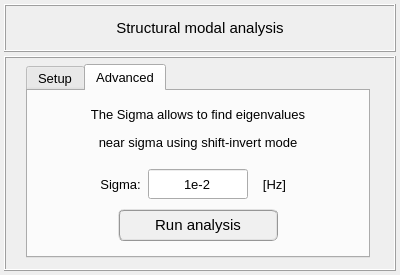
Qt form pulse/interface/ui_files/analysis/structural/modal_analysis.ui (open-pulse/OpenPulse) before a commit.
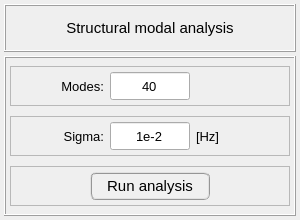
The same form after that commit. The open tabs and pages were chosen to show the change. Icons and pictures are not drawn.

Commit message: Simplify modal analysis inputs

What changed in the file:
```diff
--- a/pulse/interface/ui_files/analysis/structural/modal_analysis.ui
+++ b/pulse/interface/ui_files/analysis/structural/modal_analysis.ui
@@ -9,8 +9,8 @@
    <rect>
     <x>0</x>
     <y>0</y>
-    <width>400</width>
-    <height>275</height>
+    <width>300</width>
+    <height>220</height>
    </rect>
   </property>
   <property name="sizePolicy">
@@ -21,14 +21,14 @@
   </property>
   <property name="minimumSize">
    <size>
-    <width>400</width>
-    <height>275</height>
+    <width>300</width>
+    <height>220</height>
    </size>
   </property>
   <property name="maximumSize">
    <size>
-    <width>400</width>
-    <height>275</height>
+    <width>300</width>
+    <height>220</height>
    </size>
   </property>
   <property name="contextMenuPolicy">
@@ -134,64 +134,123 @@
    </item>
    <item row="1" column="0">
     <widget class="QFrame" name="frame_main">
-     <property name="font">
-      <font>
-       <family>Arial</family>
-       <pointsize>12</pointsize>
-       <weight>75</weight>
-       <bold>true</bold>
-      </font>
-     </property>
      <property name="frameShape">
       <enum>QFrame::Box</enum>
      </property>
      <property name="frameShadow">
       <enum>QFrame::Raised</enum>
      </property>
-     <widget class="QTabWidget" name="tabWidget">
-      <property name="geometry">
-       <rect>
-        <x>22</x>
-        <y>8</y>
-        <width>344</width>
-        <height>194</height>
-       </rect>
+     <layout class="QGridLayout" name="gridLayout_3">
+      <property name="leftMargin">
+       <number>4</number>
+      </property>
+      <property name="topMargin">
+       <number>4</number>
+      </property>
+      <property name="rightMargin">
+       <number>4</number>
+      </property>
+      <property name="bottomMargin">
+       <number>4</number>
+      </property>
+      <item row="0" column="0">
+       <widget class="QFrame" name="frame_modes">
+        <property name="minimumSize">
+         <size>
+          <width>0</width>
+          <height>40</height>
+         </size>
+        </property>
+        <property name="maximumSize">
+         <size>
+          <width>16777215</width>
+          <height>40</height>
+         </size>
+        </property>
+        <property name="frameShape">
+         <enum>QFrame::StyledPanel</enum>
+        </property>
+        <property name="frameShadow">
+         <enum>QFrame::Raised</enum>
+        </property>
+        <layout class="QGridLayout" name="gridLayout_12">
+         <property name="leftMargin">
+          <number>0</number>
+         </property>
+         <property name="topMargin">
+          <number>0</number>
+         </property>
+         <property name="rightMargin">
+          <number>0</number>
+         </property>
+         <property name="bottomMargin">
+          <number>0</number>
+         </property>
+         <item row="0" column="0">
+          <spacer name="horizontalSpacer_3">
+           <property name="orientation">
+            <enum>Qt::Horizontal</enum>
+           </property>
+           <property name="sizeHint" stdset="0">
+            <size>
+             <width>40</width>
+             <height>20</height>
+            </size>
+           </property>
+          </spacer>
+         </item>
+         <item row="0" column="4">
+          <spacer name="horizontalSpacer_4">
+           <property name="orientation">
+            <enum>Qt::Horizontal</enum>
+           </property>
+           <property name="sizeHint" stdset="0">
+            <size>
+             <width>40</width>
+             <height>20</height>
+            </size>
+           </property>
+          </spacer>
+         </item>
+         <item row="0" column="1">
+          <widget class="QLabel" name="label_modes">
+           <property name="minimumSize">
+            <size>
+             <width>60</width>
+             <height>28</height>
+            </size>
+           </property>
+           <property name="maximumSize">
+            <size>
+             <width>60</width>
+             <height>28</height>
+            </size>
       </property>
       <property name="font">
        <font>
-        <family>MS Shell Dlg 2</family>
         <pointsize>10</pointsize>
-        <weight>50</weight>
-        <italic>false</italic>
-        <bold>false</bold>
-       </font>
-      </property>
-      <property name="currentIndex">
-       <number>0</number>
-      </property>
-      <widget class="QWidget" name="tab">
-       <attribute name="title">
-        <string>Setup</string>
-       </attribute>
+            </font>
+           </property>
+           <property name="text">
+            <string>Modes:</string>
+           </property>
+           <property name="alignment">
+            <set>Qt::AlignRight|Qt::AlignTrailing|Qt::AlignVCenter</set>
+           </property>
+          </widget>
+         </item>
+         <item row="0" column="2">
        <widget class="QLineEdit" name="lineEdit_number_modes">
-        <property name="geometry">
-         <rect>
-          <x>120</x>
-          <y>78</y>
-          <width>100</width>
-          <height>30</height>
-         </rect>
-        </property>
         <property name="minimumSize">
          <size>
-          <width>100</width>
-          <height>30</height>
+             <width>80</width>
+             <height>28</height>
          </size>
         </property>
         <property name="maximumSize">
          <size>
-          <width>100</width>
-          <height>30</height>
+             <width>80</width>
+             <height>28</height>
          </size>
         </property>
         <property name="font">
@@ -206,25 +265,19 @@
          <set>Qt::AlignCenter</set>
         </property>
        </widget>
-       <widget class="QLabel" name="label_2">
-        <property name="geometry">
-         <rect>
-          <x>40</x>
-          <y>78</y>
-          <width>80</width>
-          <height>30</height>
-         </rect>
-        </property>
+         </item>
+         <item row="0" column="3">
+          <widget class="QLabel" name="label_spacing">
         <property name="minimumSize">
          <size>
-          <width>80</width>
-          <height>30</height>
+             <width>60</width>
+             <height>28</height>
          </size>
         </property>
         <property name="maximumSize">
          <size>
-          <width>80</width>
-          <height>30</height>
+             <width>60</width>
+             <height>28</height>
          </size>
         </property>
         <property name="font">
@@ -233,147 +286,74 @@
          </font>
         </property>
         <property name="text">
-         <string>Modes:  </string>
+            <string/>
         </property>
         <property name="alignment">
          <set>Qt::AlignRight|Qt::AlignTrailing|Qt::AlignVCenter</set>
         </property>
        </widget>
-       <widget class="QPushButton" name="pushButton">
-        <property name="geometry">
-         <rect>
-          <x>90</x>
-          <y>118</y>
-          <width>160</width>
-          <height>32</height>
-         </rect>
-        </property>
+         </item>
+        </layout>
+       </widget>
+      </item>
+      <item row="1" column="0">
+       <widget class="QFrame" name="frame_sigma">
         <property name="minimumSize">
          <size>
-          <width>160</width>
-          <height>32</height>
+          <width>0</width>
+          <height>40</height>
          </size>
         </property>
         <property name="maximumSize">
          <size>
-          <width>160</width>
-          <height>32</height>
+          <width>16777215</width>
+          <height>40</height>
          </size>
         </property>
-        <property name="font">
-         <font>
-          <family>MS Shell Dlg 2</family>
-          <pointsize>11</pointsize>
-          <weight>9</weight>
-          <italic>false</italic>
-          <bold>false</bold>
-         </font>
+        <property name="frameShape">
+         <enum>QFrame::StyledPanel</enum>
         </property>
-        <property name="styleSheet">
-         <string notr="true">QPushButton{border-radius: 6px; border-color: rgb(150, 150, 150); border-style: ridge; border-width: 2px; color: rgb(0, 0, 0); background-color: rgb(240, 240, 240); font: 75 11pt &quot;MS Shell Dlg 2&quot;}
-QPushButton:hover{border-radius: 6px; border-color: rgb(0, 170, 255); border-style: ridge; border-width: 2px; color: rgb(0, 0, 0); background-color: rgba(174, 213, 255, 100); font: 75 11pt &quot;MS Shell Dlg 2&quot;}
-QPushButton:pressed{border-radius: 6px; border-color: rgb(0, 170, 255); border-style: ridge; border-width: 3px; color: rgb(0, 0, 0); background-color: rgb(174, 213, 255); font: 75 11pt &quot;MS Shell Dlg 2&quot;}</string>
+        <property name="frameShadow">
+         <enum>QFrame::Raised</enum>
         </property>
-        <property name="text">
-         <string>Run analysis</string>
-        </property>
-       </widget>
-       <widget class="QLabel" name="label_9">
-        <property name="geometry">
-         <rect>
-          <x>10</x>
-          <y>36</y>
-          <width>320</width>
-          <height>30</height>
-         </rect>
-        </property>
-        <property name="minimumSize">
-         <size>
-          <width>320</width>
-          <height>30</height>
-         </size>
-        </property>
-        <property name="maximumSize">
-         <size>
-          <width>320</width>
-          <height>30</height>
-         </size>
-        </property>
-        <property name="font">
-         <font>
-          <pointsize>10</pointsize>
-         </font>
-        </property>
-        <property name="text">
-         <string>in acoustic modal analysis</string>
-        </property>
-        <property name="textFormat">
-         <enum>Qt::AutoText</enum>
-        </property>
-        <property name="alignment">
-         <set>Qt::AlignCenter</set>
-        </property>
-       </widget>
-       <widget class="QLabel" name="label_5">
-        <property name="geometry">
-         <rect>
-          <x>10</x>
-          <y>8</y>
-          <width>320</width>
-          <height>30</height>
-         </rect>
-        </property>
-        <property name="minimumSize">
+        <layout class="QGridLayout" name="gridLayout_4">
+         <property name="leftMargin">
+          <number>0</number>
+         </property>
+         <property name="topMargin">
+          <number>0</number>
+         </property>
+         <property name="rightMargin">
+          <number>0</number>
+         </property>
+         <property name="bottomMargin">
+          <number>0</number>
+         </property>
+         <item row="0" column="0">
+          <spacer name="horizontalSpacer">
+           <property name="orientation">
+            <enum>Qt::Horizontal</enum>
+           </property>
+           <property name="sizeHint" stdset="0">
          <size>
-          <width>320</width>
-          <height>30</height>
-         </size>
-        </property>
-        <property name="maximumSize">
-         <size>
-          <width>320</width>
-          <height>30</height>
-         </size>
-        </property>
-        <property name="font">
-         <font>
-          <pointsize>10</pointsize>
-         </font>
-        </property>
-        <property name="text">
-         <string>Select the number of modes to solve</string>
-        </property>
-        <property name="textFormat">
-         <enum>Qt::AutoText</enum>
-        </property>
-        <property name="alignment">
-         <set>Qt::AlignCenter</set>
-        </property>
-       </widget>
-      </widget>
-      <widget class="QWidget" name="tab_2">
-       <attribute name="title">
-        <string>Advanced</string>
-       </attribute>
-       <widget class="QLabel" name="label_4">
-        <property name="geometry">
-         <rect>
-          <x>222</x>
-          <y>78</y>
-          <width>49</width>
-          <height>30</height>
-         </rect>
-        </property>
+             <width>40</width>
+             <height>20</height>
+            </size>
+           </property>
+          </spacer>
+         </item>
+         <item row="0" column="3">
+          <widget class="QLabel" name="label_sigma_unit">
         <property name="minimumSize">
          <size>
-          <width>49</width>
-          <height>30</height>
+             <width>60</width>
+             <height>28</height>
          </size>
         </property>
         <property name="maximumSize">
          <size>
-          <width>49</width>
-          <height>30</height>
+             <width>60</width>
+             <height>28</height>
          </size>
         </property>
         <property name="font">
@@ -385,28 +365,22 @@
          <string>[Hz]</string>
         </property>
         <property name="alignment">
-         <set>Qt::AlignCenter</set>
-        </property>
-       </widget>
-       <widget class="QLabel" name="label_3">
-        <property name="geometry">
-         <rect>
-          <x>50</x>
-          <y>78</y>
-          <width>70</width>
-          <height>30</height>
-         </rect>
-        </property>
+            <set>Qt::AlignLeading|Qt::AlignLeft|Qt::AlignVCenter</set>
+           </property>
+          </widget>
+         </item>
+         <item row="0" column="1">
+          <widget class="QLabel" name="label_sigma">
         <property name="minimumSize">
          <size>
-          <width>70</width>
-          <height>30</height>
+             <width>60</width>
+             <height>28</height>
          </size>
         </property>
         <property name="maximumSize">
          <size>
-          <width>70</width>
-          <height>30</height>
+             <width>60</width>
+             <height>28</height>
          </size>
         </property>
         <property name="font">
@@ -415,31 +389,25 @@
          </font>
         </property>
         <property name="text">
-         <string>Sigma:  </string>
+            <string>Sigma:</string>
         </property>
         <property name="alignment">
          <set>Qt::AlignRight|Qt::AlignTrailing|Qt::AlignVCenter</set>
         </property>
        </widget>
+         </item>
+         <item row="0" column="2">
        <widget class="QLineEdit" name="lineEdit_input_sigma_factor">
-        <property name="geometry">
-         <rect>
-          <x>120</x>
-          <y>78</y>
-          <width>100</width>
-          <height>30</height>
-         </rect>
-        </property>
         <property name="minimumSize">
          <size>
-          <width>100</width>
-          <height>30</height>
+             <width>80</width>
+             <height>28</height>
          </size>
         </property>
         <property name="maximumSize">
          <size>
-          <width>100</width>
-          <height>30</height>
+             <width>80</width>
+             <height>28</height>
          </size>
         </property>
         <property name="font">
@@ -457,25 +425,68 @@
          <set>Qt::AlignCenter</set>
         </property>
        </widget>
-       <widget class="QPushButton" name="pushButton_2">
-        <property name="geometry">
-         <rect>
-          <x>90</x>
-          <y>118</y>
-          <width>160</width>
-          <height>32</height>
-         </rect>
-        </property>
+         </item>
+         <item row="0" column="4">
+          <spacer name="horizontalSpacer_2">
+           <property name="orientation">
+            <enum>Qt::Horizontal</enum>
+           </property>
+           <property name="sizeHint" stdset="0">
+            <size>
+             <width>40</width>
+             <height>20</height>
+            </size>
+           </property>
+          </spacer>
+         </item>
+        </layout>
+       </widget>
+      </item>
+      <item row="2" column="0">
+       <widget class="QFrame" name="frame_button">
         <property name="minimumSize">
          <size>
-          <width>160</width>
-          <height>32</height>
+          <width>0</width>
+          <height>40</height>
          </size>
         </property>
         <property name="maximumSize">
          <size>
-          <width>160</width>
-          <height>32</height>
+          <width>16777215</width>
+          <height>40</height>
+         </size>
+        </property>
+        <property name="frameShape">
+         <enum>QFrame::StyledPanel</enum>
+        </property>
+        <property name="frameShadow">
+         <enum>QFrame::Raised</enum>
+        </property>
+        <layout class="QGridLayout" name="gridLayout_11">
+         <property name="leftMargin">
+          <number>0</number>
+         </property>
+         <property name="topMargin">
+          <number>0</number>
+         </property>
+         <property name="rightMargin">
+          <number>0</number>
+         </property>
+         <property name="bottomMargin">
+          <number>0</number>
+         </property>
+         <item row="0" column="0">
+          <widget class="QPushButton" name="pushButton_run_analysis">
+           <property name="minimumSize">
+            <size>
+             <width>120</width>
+             <height>28</height>
+            </size>
+           </property>
+           <property name="maximumSize">
+            <size>
+             <width>120</width>
+             <height>28</height>
          </size>
         </property>
         <property name="font">
@@ -496,80 +507,11 @@
          <string>Run analysis</string>
         </property>
        </widget>
-       <widget class="QLabel" name="label_7">
-        <property name="geometry">
-         <rect>
-          <x>10</x>
-          <y>8</y>
-          <width>320</width>
-          <height>30</height>
-         </rect>
-        </property>
-        <property name="minimumSize">
-         <size>
-          <width>320</width>
-          <height>30</height>
-         </size>
-        </property>
-        <property name="maximumSize">
-         <size>
-          <width>320</width>
-          <height>30</height>
-         </size>
-        </property>
-        <property name="font">
-         <font>
-          <pointsize>10</pointsize>
-         </font>
-        </property>
-        <property name="text">
-         <string>The Sigma allows to find eigenvalues</string>
-        </property>
-        <property name="textFormat">
-         <enum>Qt::AutoText</enum>
-        </property>
-        <property name="alignment">
-         <set>Qt::AlignCenter</set>
-        </property>
+         </item>
+        </layout>
        </widget>
-       <widget class="QLabel" name="label_8">
-        <property name="geometry">
-         <rect>
-          <x>10</x>
-          <y>36</y>
-          <width>320</width>
-          <height>30</height>
-         </rect>
-        </property>
-        <property name="minimumSize">
-         <size>
-          <width>320</width>
-          <height>30</height>
-         </size>
-        </property>
-        <property name="maximumSize">
-         <size>
-          <width>320</width>
-          <height>30</height>
-         </size>
-        </property>
-        <property name="font">
-         <font>
-          <pointsize>10</pointsize>
-         </font>
-        </property>
-        <property name="text">
-         <string>near sigma using shift-invert mode</string>
-        </property>
-        <property name="textFormat">
-         <enum>Qt::AutoText</enum>
-        </property>
-        <property name="alignment">
-         <set>Qt::AlignCenter</set>
-        </property>
-       </widget>
-      </widget>
-     </widget>
+      </item>
+     </layout>
     </widget>
    </item>
   </layout>
```
Left out of the diff: 7 changed lines with no effect on the pictures. Lines whose indentation alone changed are shown as unchanged. The commit also changes 11 other files.
